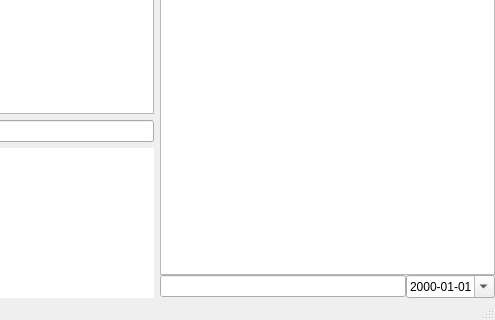
olivierkes/noteflow, file flownote/ui/mainWindow_ui.ui: the form before one commit; both pictures show x 311 to 806 and y 459 to 779 of the 806 by 779 pixel window.
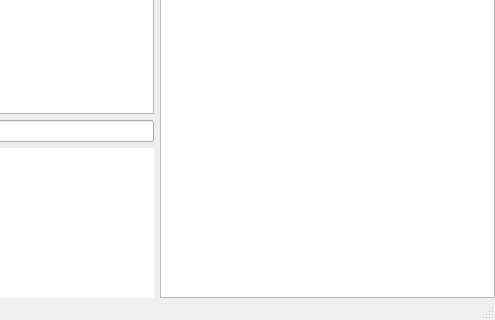
The form after the commit. Icons and pictures are not drawn. Custom widgets are drawn as their Qt base class.

Commit message: Different date widget

The edit to the form file:
```diff
--- a/flownote/ui/mainWindow_ui.ui
+++ b/flownote/ui/mainWindow_ui.ui
@@ -328,26 +328,6 @@
          <item>
           <widget class="noteEdit" name="text"/>
          </item>
-         <item>
-          <layout class="QHBoxLayout" name="horizontalLayout_3">
-           <item>
-            <widget class="QLineEdit" name="txtNoteTitle"/>
-           </item>
-           <item>
-            <widget class="QDateEdit" name="noteDate">
-             <property name="currentSection">
-              <enum>QDateTimeEdit::YearSection</enum>
-             </property>
-             <property name="displayFormat">
-              <string>yyyy-MM-dd</string>
-             </property>
-             <property name="calendarPopup">
-              <bool>true</bool>
-             </property>
-            </widget>
-           </item>
-          </layout>
-         </item>
         </layout>
        </widget>
        <widget class="QWidget" name="page">
```
Left out of the diff: 50 changed lines with no effect on the pictures. The commit also changes 9 other files.
